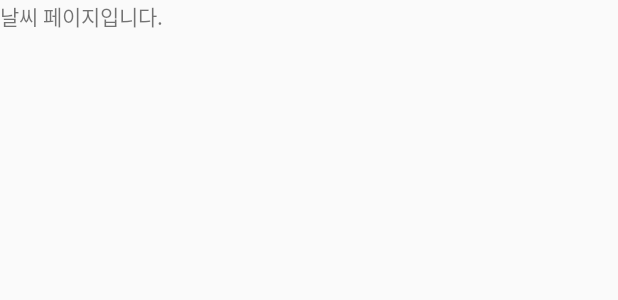
After one commit to ljhmln/Monthly_Pay, an Android app: the layout weather.xml on its own in the app's theme, with its tools: preview values and no code run, on a phone screen of 412 x 824 dp. The commit adds this screen. Shown: the top 300 px of the screen. Run offline under Robolectric (Android 15) with nearby library versions, the phone set to English and light mode, and no system bars.

Commit message:
weater add

```diff
--- a/Monthly_Household_Account_Book/app/src/main/java/com/example/monthly_household_account_book/Chart.java
+++ b/Monthly_Household_Account_Book/app/src/main/java/com/example/monthly_household_account_book/Chart.java
@@ -71,8 +71,8 @@ public class Chart extends Fragment {
     @Override
     public View onCreateView(@NonNull LayoutInflater inflater, @Nullable ViewGroup container, @Nullable Bundle savedInstanceState) {
         view = inflater.inflate(R.layout.chart, container, false);
-        barChart = (BarChart) view.findViewById(R.id.graph);
-        listView = (ListView) view.findViewById(R.id.listView);
+//        barChart = (BarChart) view.findViewById(R.id.graph);
+//        listView = (ListView) view.findViewById(R.id.listView);
 
         //MainActivity의 메소드 사용하여 액션바 타이틀 변경.
         ((MainActivity) getActivity()).setActionBarTitle("월별 수입 / 지출 통계");
--- /dev/null
+++ b/Monthly_Household_Account_Book/app/src/main/res/layout/weather.xml
@@ -0,0 +1,10 @@
+<?xml version="1.0" encoding="utf-8"?>
+<LinearLayout xmlns:android="http://schemas.android.com/apk/res/android"
+    android:orientation="vertical" android:layout_width="match_parent"
+    android:layout_height="match_parent">
+
+    <TextView
+        android:layout_width="match_parent"
+        android:layout_height="match_parent"
+        android:text="날씨 페이지입니다."/>
+</LinearLayout>
--- a/Monthly_Household_Account_Book/app/src/main/res/menu/menu.xml
+++ b/Monthly_Household_Account_Book/app/src/main/res/menu/menu.xml
@@ -21,4 +21,9 @@
         android:enabled="true"
         android:icon="@drawable/ic_calender"
         android:id="@+id/calendar"/>
+    <item
+        android:title="날씨"
+        android:enabled="true"
+        android:icon="@drawable/ic_sunny"
+        android:id="@+id/weather"/>
 </menu>
```
Also changed, not shown: Monthly_Household_Account_Book/app/src/main/java/com/example/monthly_household_account_book/MainActivity.java (+9 -0 lines), Monthly_Household_Account_Book/app/src/main/java/com/example/monthly_household_account_book/Weather.java (added, +26 -0 lines), Monthly_Household_Account_Book/app/src/main/res/drawable/ic_sunny.xml (added, +10 -0 lines).
